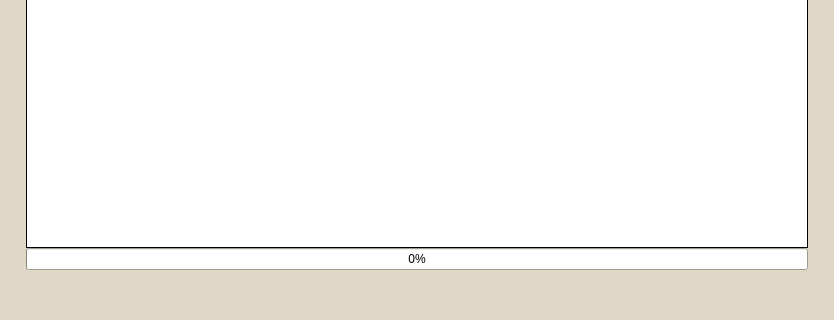
Old version of the form GUI/test.ui in the repository knudatascientists/lg-innotek-projects; both pictures show x 0 to 834 and y 532 to 852 of the 834 by 852 pixel window.
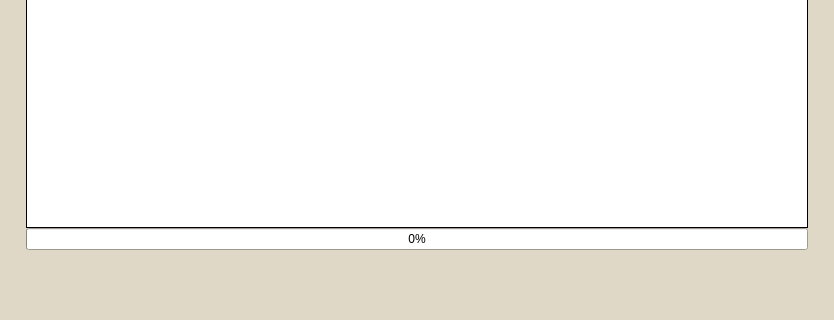
New version of the form.

```diff
--- a/GUI/test.ui
+++ b/GUI/test.ui
@@ -714,7 +714,22 @@
            <number>0</number>
           </property>
           <item row="2" column="0">
-           <layout class="QHBoxLayout" name="horizontalLayout_5" stretch="0,1,0">
+           <layout class="QHBoxLayout" name="horizontalLayout_5" stretch="10,1,10">
+            <property name="spacing">
+             <number>10</number>
+            </property>
+            <property name="leftMargin">
+             <number>10</number>
+            </property>
+            <property name="topMargin">
+             <number>10</number>
+            </property>
+            <property name="rightMargin">
+             <number>10</number>
+            </property>
+            <property name="bottomMargin">
+             <number>10</number>
+            </property>
             <item>
              <widget class="QLabel" name="imageLabel">
               <property name="text">
```
